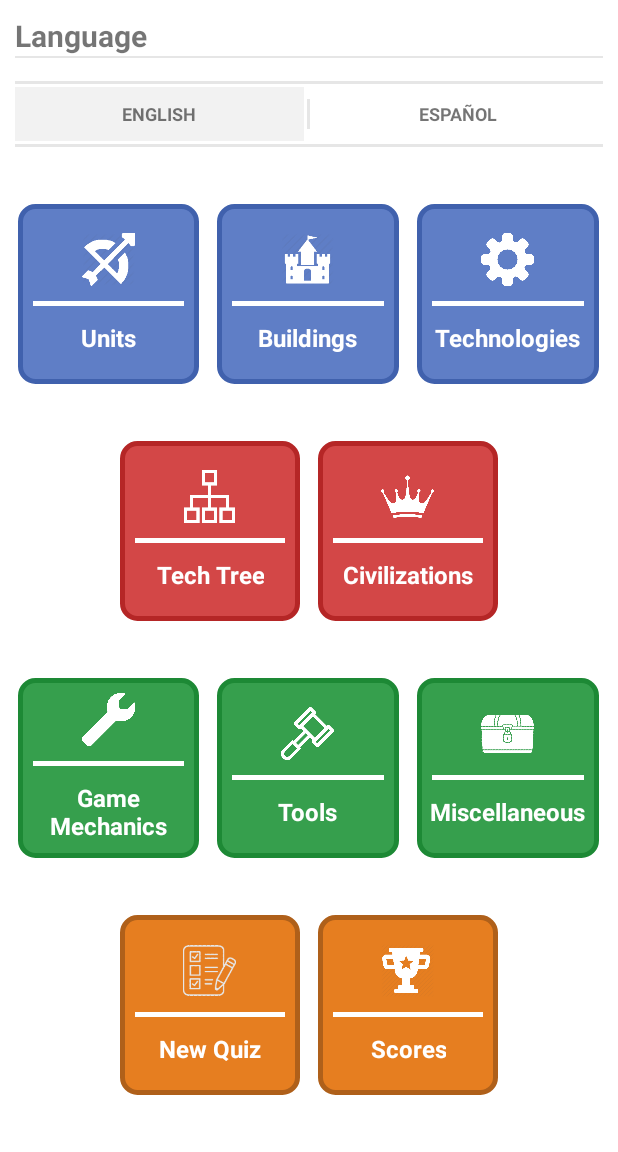
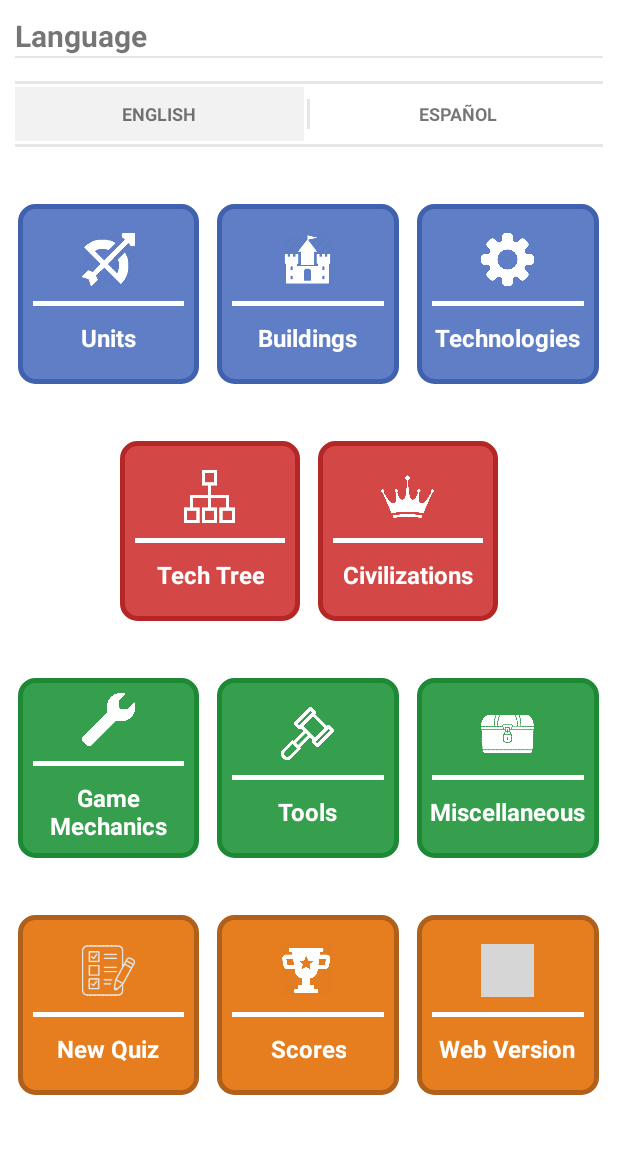
Before and after one commit to pau795/AoE2DatabaseAndroid, an Android app: the MainActivity screen opened directly, with no data from a screen before it, on a phone screen of 412 x 824 dp, the part 84-1236 px from its top. Run offline under Robolectric (Android 15) with nearby library versions, the phone set to English and light mode, and no system bars; grey boxes are pictures that could not be loaded.

Commit message:
Web Version added

```diff
--- a/app/build.gradle
+++ b/app/build.gradle
@@ -8,8 +8,8 @@ android {
         applicationId "com.aoedb"
         minSdkVersion 24
         targetSdkVersion 30
-        versionCode 26
-        versionName "1.6.3"
+        versionCode 27
+        versionName "1.7"
     }
     buildTypes {
         release {
--- a/app/src/main/java/com/aoedb/activities/CivilizationQuizActivity.java
+++ b/app/src/main/java/com/aoedb/activities/CivilizationQuizActivity.java
@@ -22,6 +22,7 @@ import com.aoedb.data.Unit;
 import com.aoedb.database.Database;
 
 import java.util.ArrayList;
+import java.util.Collections;
 import java.util.HashMap;
 import java.util.List;
 import java.util.Random;
@@ -140,8 +141,9 @@ public class CivilizationQuizActivity extends QuizActivity {
             civThemes.put(i, theme);
             civIcons.put(i,icon1);
             ++civCount;
-            civUnits.put(i, c.getUniqueUnitList());
-            unitCount += c.getUniqueUnitList().size();
+            if (i == 34 || i == 39) civUnits.put(i, new ArrayList<>(Collections.singletonList(c.getUniqueUnit()))); //discard winged hussar
+            else civUnits.put(i, c.getUniqueUnitList());
+            unitCount += civUnits.get(i).size();
             ArrayList<String> a = new ArrayList<>();
             for(int b: c.getBonusList()){
                 Bonus bonus = Database.getBonus(b);
--- a/app/src/main/java/com/aoedb/activities/DrawerActivity.java
+++ b/app/src/main/java/com/aoedb/activities/DrawerActivity.java
@@ -174,6 +174,10 @@ public abstract class DrawerActivity extends BaseActivity
             i =  new Intent(this, ScoreActivity.class);
             startActivity(i);
             this.finish();
+        } else if (id == R.id.nav_web) {
+            Intent i = new Intent(Intent.ACTION_VIEW , Uri.parse(getString(R.string.web_app_url)));
+            startActivity(i);
+            this.finish();
         }
         DrawerLayout drawer = findViewById(R.id.drawer_layout);
         drawer.closeDrawer(GravityCompat.START);
--- a/app/src/main/java/com/aoedb/activities/QuizActivity.java
+++ b/app/src/main/java/com/aoedb/activities/QuizActivity.java
@@ -4,6 +4,7 @@ import android.app.AlertDialog;
 import android.content.Context;
 import android.content.DialogInterface;
 import android.content.Intent;
+import android.net.Uri;
 import android.os.Bundle;
 import android.view.MenuItem;
 import android.view.View;
@@ -266,5 +267,10 @@ public abstract class QuizActivity extends DrawerActivity {
             startActivity(i);
             this.finish();
         }
+        else if (id == R.id.nav_web) {
+            Intent i = new Intent(Intent.ACTION_VIEW , Uri.parse(getString(R.string.web_app_url)));
+            startActivity(i);
+            this.finish();
+        }
     }
 }
--- a/app/src/main/java/com/aoedb/activities/UnitStatsQuizActivity.java
+++ b/app/src/main/java/com/aoedb/activities/UnitStatsQuizActivity.java
@@ -74,6 +74,8 @@ public class UnitStatsQuizActivity extends QuizActivity {
                     case 23:
                     case 39:
                     case 102:
+                    case 137:
+                    case 143:
                         return false;
                     default:
                         return true;
--- a/app/src/main/java/com/aoedb/database/Database.java
+++ b/app/src/main/java/com/aoedb/database/Database.java
@@ -30,8 +30,8 @@ import java.util.List;
 public class Database {
 
     //DATABASE CONSTANTS
-    public final static String APP_VERSION = "v1.6.3";
-    public final static int PATCH_VERSION = 56005;
+    public final static String APP_VERSION = "v1.7";
+    public final static int PATCH_VERSION = 59165;
 
     //LANGUAGES
     public final static String SPANISH = "es";
--- a/app/src/main/res/layout/activity_main.xml
+++ b/app/src/main/res/layout/activity_main.xml
@@ -496,7 +496,7 @@
                     <View
                         android:layout_width="0dp"
                         android:layout_height="match_parent"
-                        android:layout_weight="2" />
+                        android:layout_weight="0.3" />
 
                     <LinearLayout
                         android:id="@+id/layout_new_quiz"
@@ -580,7 +580,50 @@
                     <View
                         android:layout_width="0dp"
                         android:layout_height="match_parent"
-                        android:layout_weight="2" />
+                        android:layout_weight="0.3" />
+
+                    <LinearLayout
+                        android:id="@+id/layout_web"
+                        android:layout_width="0dp"
+                        android:layout_height="120dp"
+                        android:layout_weight="3"
+                        android:background="@drawable/button_rounded_corners_orange"
+                        android:gravity="center"
+                        android:orientation="vertical">
+
+                        <ImageView
+                            android:layout_width="35dp"
+                            android:layout_height="35dp"
+                            android:layout_marginTop="10dp"
+                            android:layout_marginBottom="10dp"
+                            android:src="@drawable/web" />
+
+                        <View
+                            android:layout_width="wrap_content"
+                            android:layout_height="3dp"
+                            android:layout_marginLeft="10dp"
+                            android:layout_marginRight="10dp"
+                            android:background="@color/white" />
+
+                        <TextView
+                            android:layout_width="wrap_content"
+                            android:layout_height="wrap_content"
+                            android:layout_marginTop="10dp"
+                            android:layout_marginBottom="10dp"
+                            android:gravity="center"
+                            android:text="@string/main_web_version"
+                            android:textAlignment="center"
+                            android:textColor="@color/white"
+                            android:textSize="@dimen/main_menu_text"
+                            android:textStyle="bold" />
+
+                    </LinearLayout>
+
+                    <View
+                        android:layout_width="0dp"
+                        android:layout_height="match_parent"
+                        android:layout_weight="0.3" />
+
                 </LinearLayout>
                 <View
                     android:layout_width="match_parent"
--- a/app/src/main/res/menu/activity_main_drawer.xml
+++ b/app/src/main/res/menu/activity_main_drawer.xml
@@ -58,4 +58,12 @@
                 android:title="@string/main_scores" />
         </menu>
     </item>
+    <item android:title="@string/main_web_version">
+        <menu>
+            <item
+                android:id="@+id/nav_web"
+                android:icon="@drawable/web"
+                android:title="@string/main_web_version" />
+        </menu>
+    </item>
 </menu>
--- a/app/src/main/res/values/strings.xml
+++ b/app/src/main/res/values/strings.xml
@@ -10,6 +10,7 @@
     <string name="support_text">Thank you for downloading AoE 2 Database.\n\nIf you like and enjoy the app, and you want to help the development, you can consider to support me through link below.\n\nThis message will be shown only one time, but the link is always available at the top right corner.</string>
     <string name="buy_me_a_coffee" translatable="false">Buy me a Coffee</string>
     <string name="buy_me_a_coffee_url" translatable="false">https://www.buymeacoffee.com/pau795</string>
+    <string name="web_app_url" translatable="false">https://www.aoe2database.com</string>
     <string name="performance_strong">Strong against</string>
     <string name="performance_weak">Weak against</string>
     <string name="unit_attack_values">Unit Attack Values</string>
@@ -139,7 +140,7 @@
     <string name="repair_mechanics_basics">Villagers are able to repair damaged buildings, ships, and siege weapons. Repairing cost resources, a fraction of the cost of the unit or building being repaired. If the player does not have resources, or the stockpile runs out, the repairing process will stop. Villagers can repair siege weapons and ships from two tiles away, but the unit being repaired should not move in order to be repaired efficiently. There is not any bonus or technology that affects repairing speed at all.</string>
     <string name="repair_mechanics_speed1">Multiple Villagers can repair one building or unit. When doing so, the repairing process will be faster, and the cost will remain the same. When multiple Villagers are repairing, the first repairer works twice as fast as the others. In addition, repairing siege units or ships is &#188; slower than repairing buildings. The next table shows the repairing rates:</string>
     <string name="repair_mechanics_speed2">Note that villagers have a fixed repairing speed. This means that when the HP of a building or unit is increased, it will take longer to repair it, but its cost will remain the same.</string>
-    <string name="repair_mechanics_cost">Repairing a building / unit from 1 HP to full HP cost half of its total cost. In addition, civilization bonuses or technologies that decreases the cost of the unit / building, will be taken in consideration. However, there is an exception: The Town Center. Town Centers cost 275 wood and 100 stone, but in order to be repaired, only wood is consumed, although the stone stockpile cannot be empty. Also, civilization bonuses that decrease the Town Center cost do not work for repairing.</string>
+    <string name="repair_mechanics_cost">Repairing a building / unit from 1 HP to full HP cost half of its total cost. In addition, civilization bonuses or technologies that decreases the cost of the unit / building, will be taken in consideration. However, there is an exception: The Town Center. Town Centers cost 275 wood and 100 stone, but in order to be repaired, only wood is consumed but not any stone, altough the stone stockpile must not be empty. The wood consumption when repairing a Town Center is significatively high, costing twice the amount of wood (550 wood to fully repair the town center). This is due to a side effect of the building being formed by four different sub-buildings. Finally, civilization bonuses that decrease the Town Center cost do not work for repairing.</string>
 
     <string name="gm_building_upgrades_and_bonuses">Upgrades and Bonuses</string>
     <string name="gm_building_villagers">Villagers</string>
@@ -265,7 +266,7 @@
     <string name="cheat_codes_units"><b>how do you turn this on:</b> Cobra Car.\n\n<b>to smithereens:</b> Saboteur.\n\n<b>furious the monkey boy:</b> Furious the Monkey Boy.\n\n<b>i love the monkey head:</b> VDML.\n\n<b>i don’t exist:</b> Penguin.\n\n<b>catzor:</b> Sharkatzor.\n\n<b>alpaca simulator:</b> Alfred the Alpaca.</string>
     <string name="cheat_codes_various"><b>aegis:</b> Instant building, unit creation, and resource gathering.\n\n<b>natural wonders:</b> Control the gaia player (animals), but it is irreversible.\n\n<b>marco:</b> Reveal the map.\n\n<b>polo:</b> Remove the Fog of War.\n\n<b>i r winner:</b> Win the game.\n\n<b>torpedo#:</b> Destroys the indicated player by #.\n\n<b>woof woof:</b> Turns hawks into flying dogs.\n\n<b>wimpywimpywimpy:</b> Destroy yourself.\n\n<b>black death:</b> Destroy all the opponents</string>
     <string name="non_cheat_codes"><b>!mute:</b> Turns off the taunts sound.\n\n<b>!nomute:</b> Reverts the effect of !mute.</string>
-    <string name="event_cheat_codes"><b>photon man:</b> Creates a Photon Man (Age of Empires anniversary event).\n\n<b>going above and beyond:</b> Stack technologies and researches up to 256 times (Greatest medieval technologies event).\n\n<b>tech tech one two free:</b> Removes the cost of all technologies (Greatest medieval technologies event).\n\n<b>yes we khan:</b> Turns all of your Mangudai into Genghis Khan during the Genghis Khan campaign (Mongolian civ event).\n\n<b>put on your capes:</b> Turns all of your infantry units into Elite Teutonic Knights (Single Player only) (Teutons civ event).\n\n<b>grab your pitchforks:</b> Turns all of your Villagers into Flemish Militia (Women of History event).\n\n<b>cameleon:</b> Turns all of your Camel units into Flaming Camels (Celebrating the Ages event).\n\n&lt;b&gt;my cpu can handle it:&lt;/b&gt; All players’ population cap increased to 1000 (Jolly Co-operation event).\n\n&lt;b&gt;sharing is caring:&lt;/b&gt; Every player’s resource income on a team is distributed to the entire team. (Jolly Co-operation event).</string>
+    <string name="event_cheat_codes"><b>photon man:</b> Creates a Photon Man (Age of Empires anniversary event).\n\n<b>going above and beyond:</b> Stack technologies and researches up to 256 times (Greatest medieval technologies event).\n\n<b>tech tech one two free:</b> Removes the cost of all technologies (Greatest medieval technologies event).\n\n<b>yes we khan:</b> Turns all of your Mangudai into Genghis Khan during the Genghis Khan campaign (Mongolian civ event).\n\n<b>put on your capes:</b> Turns all of your infantry units into Elite Teutonic Knights (Single Player only) (Teutons civ event).\n\n<b>grab your pitchforks:</b> Turns all of your Villagers into Flemish Militia (Women of History event).\n\n<b>cameleon:</b> Turns all of your Camel units into Flaming Camels (Celebrating the Ages event).\n\n<b>my cpu can handle it:</b> All players’ population cap increased to 1000 (Jolly Co-operation event).\n\n<b>sharing is caring:</b> Every player’s resource income on a team is distributed to the entire team. (Jolly Co-operation event).</string>
 
 
     <string name="dark_age">Dark Age</string>
@@ -344,6 +345,7 @@
     <string name="main_misc">Miscellaneous</string>
     <string name="main_new_quiz">New Quiz</string>
     <string name="main_scores">Scores</string>
+    <string name="main_web_version">Web Version</string>
 
     <!--ENTITY STRINGS-->
     <string name="basic_info">Basic Info</string>
```
Also changed, not shown: app/src/main/java/com/aoedb/activities/MainActivity.java (+13 -0 lines), 1 other file.
